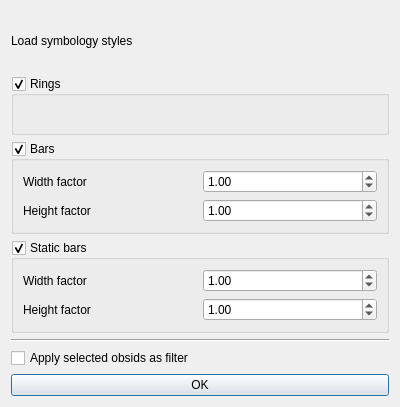
The window that ui/strat_symbology_dialog.ui (jkall/qgis-midvatten-plugin) describes before a commit, drawn with Qt 5.
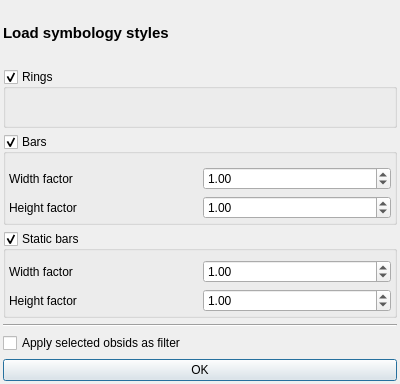
The same window after the commit.

Commit message: Fixes some gui margins issues.

The edit to the form file:
```diff
--- a/ui/strat_symbology_dialog.ui
+++ b/ui/strat_symbology_dialog.ui
@@ -7,15 +7,34 @@
     <x>0</x>
     <y>0</y>
     <width>400</width>
-    <height>407</height>
+    <height>384</height>
    </rect>
   </property>
   <property name="windowTitle">
    <string>Stratigraphy symbology</string>
   </property>
   <layout class="QVBoxLayout" name="verticalLayout">
+   <property name="leftMargin">
+    <number>3</number>
+   </property>
+   <property name="topMargin">
+    <number>3</number>
+   </property>
+   <property name="rightMargin">
+    <number>3</number>
+   </property>
+   <property name="bottomMargin">
+    <number>3</number>
+   </property>
    <item>
     <widget class="QLabel" name="label">
+     <property name="font">
+      <font>
+       <pointsize>11</pointsize>
+       <weight>75</weight>
+       <bold>true</bold>
+      </font>
+     </property>
      <property name="text">
       <string>Load symbology styles</string>
      </property>
@@ -40,6 +59,18 @@
       <bool>true</bool>
      </property>
      <layout class="QGridLayout" name="gridLayout">
+      <property name="leftMargin">
+       <number>3</number>
+      </property>
+      <property name="topMargin">
+       <number>13</number>
+      </property>
+      <property name="rightMargin">
+       <number>3</number>
+      </property>
+      <property name="bottomMargin">
+       <number>3</number>
+      </property>
       <item row="0" column="0">
        <widget class="QLabel" name="label_2">
         <property name="text">
@@ -86,6 +117,15 @@
       <bool>true</bool>
      </property>
      <layout class="QGridLayout" name="gridLayout_2">
+      <property name="leftMargin">
+       <number>3</number>
+      </property>
+      <property name="rightMargin">
+       <number>3</number>
+      </property>
+      <property name="bottomMargin">
+       <number>3</number>
+      </property>
       <item row="0" column="0">
        <widget class="QLabel" name="label_4">
         <property name="text">
```
The commit also changes 15 other files.
